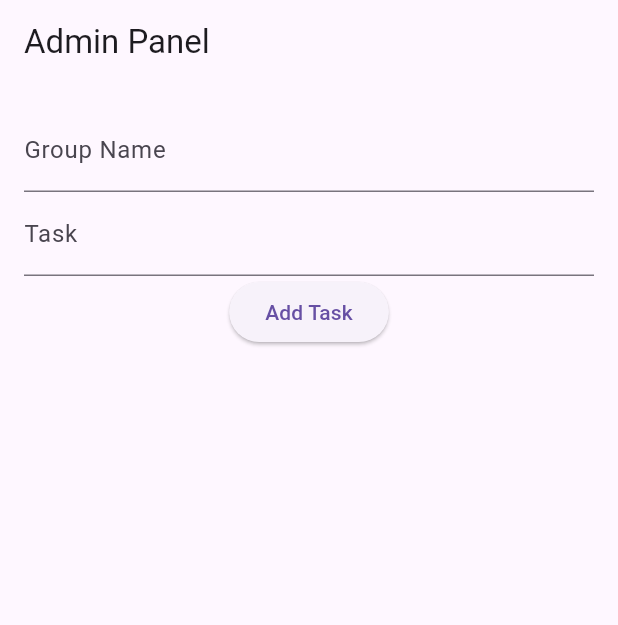
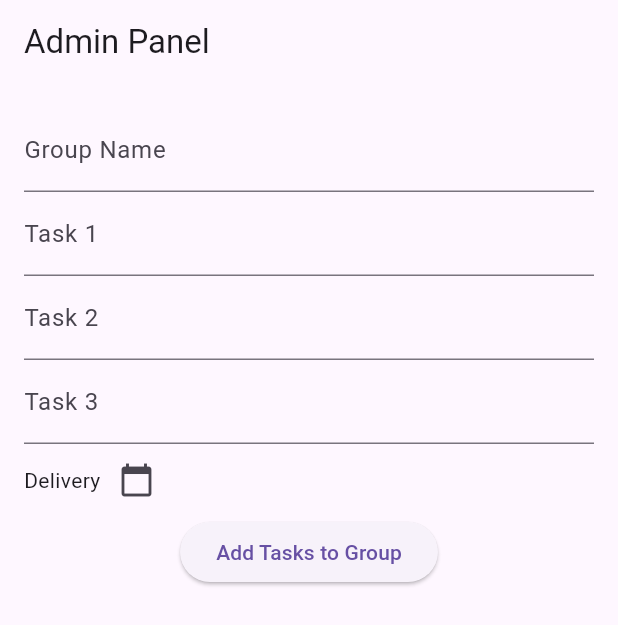
Before and after one commit to ezgidmrplt/MobilUygulamaProje, a Flutter app: the AdminScreen screen opened directly, on a phone screen of 412 x 824 dp. Shown: the top 625 px of the screen. Run offline on Flutter 3.47's test engine with Material 3 defaults, Android fonts, the light colour scheme and no system bars; our stand-ins replace cloud_firestore, firebase_auth, firebase_core, google_fonts; accounts and stored records are empty.

Commit message:
admin ekranı ve home ekranı + özellikler eklendi

```diff
--- a/lib/admin.dart
+++ b/lib/admin.dart
@@ -1,9 +1,31 @@
 import 'package:flutter/material.dart';
 import 'package:cloud_firestore/cloud_firestore.dart';
 
-class AdminScreen extends StatelessWidget {
+class AdminScreen extends StatefulWidget {
+  @override
+  _AdminScreenState createState() => _AdminScreenState();
+}
+
+class _AdminScreenState extends State<AdminScreen> {
   final TextEditingController groupNameController = TextEditingController();
-  final TextEditingController taskController = TextEditingController();
+  final List<TextEditingController> taskControllers = List.generate(
+    3,
+    (index) => TextEditingController(),
+  );
+  DateTime selectedDate = DateTime.now(); // Teslim tarihi
+
+  Future<void> _selectDate(BuildContext context) async {
+    final DateTime? picked = await showDatePicker(
+      context: context,
+      initialDate: selectedDate,
+      firstDate: DateTime(2000),
+      lastDate: DateTime(2101),
+    );
+    if (picked != null && picked != selectedDate)
+      setState(() {
+        selectedDate = picked;
+      });
+  }
 
   @override
   Widget build(BuildContext context) {
@@ -19,19 +41,32 @@ class AdminScreen extends StatelessWidget {
               controller: groupNameController,
               decoration: InputDecoration(labelText: "Group Name"),
             ),
+            for (int i = 0; i < taskControllers.length; i++)
               TextField(
-              controller: taskController,
-              decoration: InputDecoration(labelText: "Task"),
+                controller: taskControllers[i],
+                decoration: InputDecoration(labelText: "Task ${i + 1}"),
+              ),
+            Row(
+              children: [
+                Text("Delivery Date: ${selectedDate.toLocal()}".split(' ')[0]), // Teslim tarihi
+                IconButton(
+                  icon: Icon(Icons.calendar_today),
+                  onPressed: () => _selectDate(context),
+                ),
+              ],
             ),
             ElevatedButton(
               onPressed: () {
-                FirebaseFirestore.instance.collection('tasks').add({
-                  'task': taskController.text,
-                  'deliveryDate': DateTime.now(),
+                FirebaseFirestore.instance
+                    .collection('tasks')
+                    .doc(groupNameController.text)
+                    .set({
+                  'tasks': FieldValue.arrayUnion(taskControllers.map((e) => e.text).toList()),
+                  'deliveryDate': selectedDate, // Teslim tarihi
                   'isCompleted': false,
-                });
+                }, SetOptions(merge: true));
               },
-              child: Text("Add Task"),
+              child: Text("Add Tasks to Group"),
             ),
             Expanded(
               child: StreamBuilder(
@@ -40,18 +75,30 @@ class AdminScreen extends StatelessWidget {
                   if (!snapshot.hasData) return CircularProgressIndicator();
                   return ListView(
                     children: snapshot.data!.docs.map((doc) {
+                      List tasks = doc['tasks'];
+                      Timestamp deliveryDate = doc['deliveryDate'];
+                      DateTime date = deliveryDate.toDate();
+                      return ExpansionTile(
+                        title: Text("Group: ${doc.id}"),
+                        children: [
+                          ...tasks.map<Widget>((task) {
                             return ListTile(
-                        title: Text(doc['task']),
-                        subtitle: Text(doc['deliveryDate'].toDate().toString()),
+                              title: Text(task),
+                              subtitle: Text("Delivery Date: ${date.toLocal()}"), // Teslim tarihi
                               trailing: IconButton(
                                 icon: Icon(Icons.delete),
                                 onPressed: () {
                                   FirebaseFirestore.instance
                                       .collection('tasks')
                                       .doc(doc.id)
-                                .delete();
+                                      .update({
+                                    'tasks': FieldValue.arrayRemove([task]),
+                                  });
                                 },
                               ),
+                            );
+                          }).toList(),
+                        ],
                       );
                     }).toList(),
                   );
--- a/lib/anaekran.dart
+++ b/lib/anaekran.dart
@@ -8,24 +8,33 @@ class HomeScreen extends StatelessWidget {
       appBar: AppBar(
         title: Text("Home Screen"),
       ),
-      body: StreamBuilder(
+      body: Padding(
+        padding: const EdgeInsets.all(16.0),
+        child: StreamBuilder(
           stream: FirebaseFirestore.instance.collection('tasks').snapshots(),
           builder: (context, AsyncSnapshot<QuerySnapshot> snapshot) {
             if (!snapshot.hasData) return CircularProgressIndicator();
             return ListView(
               children: snapshot.data!.docs.map((doc) {
+                List tasks = doc['tasks'];
+                Timestamp deliveryDate = doc['deliveryDate'];
+                DateTime date = deliveryDate.toDate();
+                return ExpansionTile(
+                  title: Text("Group: ${doc.id}"),
+                  children: [
+                    ...tasks.map<Widget>((task) {
                       return ListTile(
-                title: Text(doc['task']),
-                subtitle: Text(doc['deliveryDate'].toDate().toString()),
-                trailing: Icon(
-                  doc['isCompleted'] ? Icons.check_circle : Icons.circle_outlined,
-                  color: doc['isCompleted'] ? Colors.green : Colors.red,
-                ),
+                        title: Text(task),
+                        subtitle: Text("Delivery Date: ${date.toLocal()}"), // Teslim tarihi
+                      );
+                    }).toList(),
+                  ],
                 );
               }).toList(),
             );
           },
         ),
+      ),
     );
   }
 }
```
Lines whose indentation alone changed are shown as unchanged.
